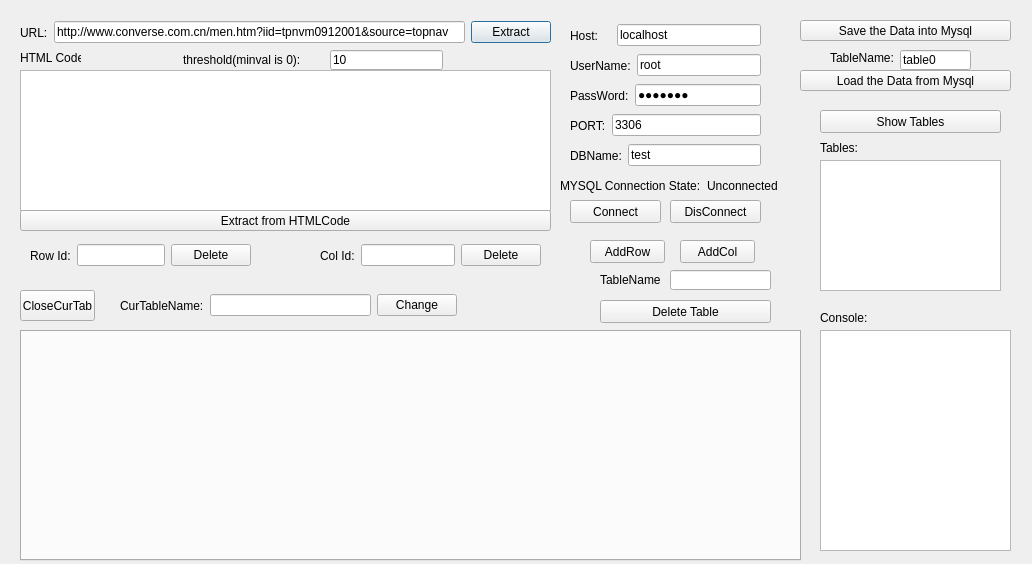
Above: MainWindow.ui from WebCatch/WebCatch-PythonVersion- before the change. Below: the same form after it.
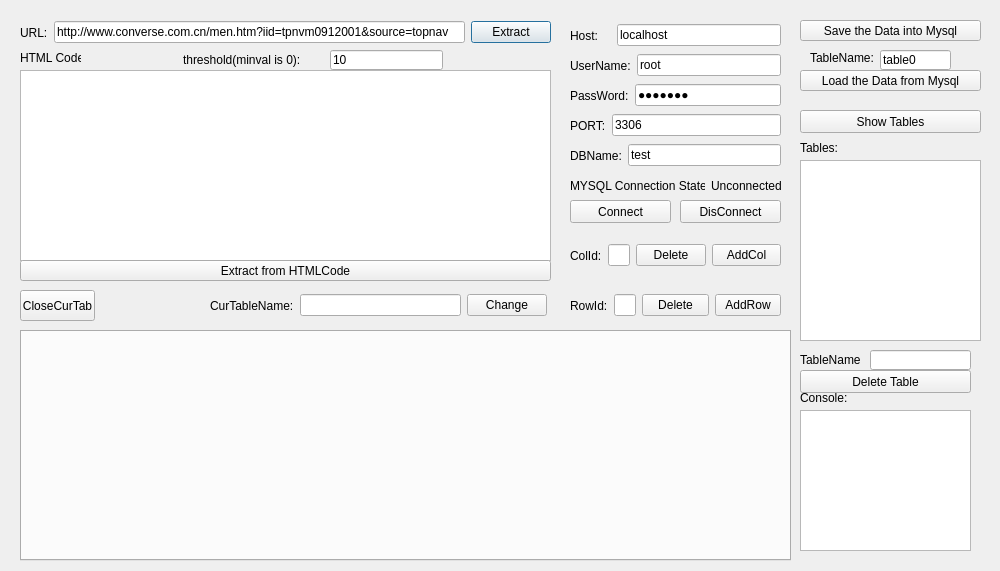
That is the form after the change. Icons and pictures are not drawn.

```diff
--- a/MainWindow.ui
+++ b/MainWindow.ui
@@ -6,8 +6,8 @@
    <rect>
     <x>0</x>
     <y>0</y>
-    <width>1032</width>
-    <height>564</height>
+    <width>1000</width>
+    <height>571</height>
    </rect>
   </property>
   <property name="windowTitle">
@@ -53,10 +53,10 @@
   <widget class="QTextEdit" name="teExctData">
    <property name="geometry">
     <rect>
-     <x>820</x>
-     <y>330</y>
-     <width>191</width>
-     <height>221</height>
+     <x>800</x>
+     <y>410</y>
+     <width>171</width>
+     <height>141</height>
     </rect>
    </property>
   </widget>
@@ -65,7 +65,7 @@
     <rect>
      <x>570</x>
      <y>110</y>
-     <width>191</width>
+     <width>211</width>
      <height>31</height>
     </rect>
    </property>
@@ -91,7 +91,7 @@
     <rect>
      <x>570</x>
      <y>50</y>
-     <width>191</width>
+     <width>211</width>
      <height>31</height>
     </rect>
    </property>
@@ -117,7 +117,7 @@
     <rect>
      <x>570</x>
      <y>80</y>
-     <width>191</width>
+     <width>211</width>
      <height>31</height>
     </rect>
    </property>
@@ -146,7 +146,7 @@
     <rect>
      <x>570</x>
      <y>140</y>
-     <width>191</width>
+     <width>211</width>
      <height>31</height>
     </rect>
    </property>
@@ -172,7 +172,7 @@
     <rect>
      <x>570</x>
      <y>20</y>
-     <width>191</width>
+     <width>211</width>
      <height>31</height>
     </rect>
    </property>
@@ -205,7 +205,7 @@
     <rect>
      <x>570</x>
      <y>200</y>
-     <width>91</width>
+     <width>101</width>
      <height>23</height>
     </rect>
    </property>
@@ -218,7 +218,7 @@
     <rect>
      <x>800</x>
      <y>20</y>
-     <width>211</width>
+     <width>181</width>
      <height>21</height>
     </rect>
    </property>
@@ -229,9 +229,9 @@
   <widget class="QWidget" name="horizontalLayoutWidget_7">
    <property name="geometry">
     <rect>
-     <x>560</x>
+     <x>570</x>
      <y>170</y>
-     <width>231</width>
+     <width>212</width>
      <height>31</height>
     </rect>
    </property>
@@ -255,8 +255,8 @@
   <widget class="QLabel" name="label_10">
    <property name="geometry">
     <rect>
-     <x>820</x>
-     <y>310</y>
+     <x>800</x>
+     <y>390</y>
      <width>111</width>
      <height>16</height>
     </rect>
@@ -268,7 +268,7 @@
   <widget class="QLineEdit" name="leTablename">
    <property name="geometry">
     <rect>
-     <x>900</x>
+     <x>880</x>
      <y>50</y>
      <width>71</width>
      <height>20</height>
@@ -281,7 +281,7 @@
   <widget class="QLabel" name="label_11">
    <property name="geometry">
     <rect>
-     <x>830</x>
+     <x>810</x>
      <y>50</y>
      <width>71</width>
      <height>16</height>
@@ -296,7 +296,7 @@
     <rect>
      <x>20</x>
      <y>330</y>
-     <width>781</width>
+     <width>771</width>
      <height>231</height>
     </rect>
    </property>
@@ -307,9 +307,9 @@
   <widget class="QWidget" name="horizontalLayoutWidget_8">
    <property name="geometry">
     <rect>
-     <x>30</x>
-     <y>240</y>
-     <width>221</width>
+     <x>570</x>
+     <y>290</y>
+     <width>211</width>
      <height>31</height>
     </rect>
    </property>
@@ -317,7 +317,7 @@
     <item>
      <widget class="QLabel" name="label_9">
       <property name="text">
-       <string>Row Id:</string>
+       <string>RowId:</string>
       </property>
      </widget>
     </item>
@@ -331,14 +331,21 @@
       </property>
      </widget>
     </item>
+    <item>
+     <widget class="QPushButton" name="pushButton_2">
+      <property name="text">
+       <string>AddRow</string>
+      </property>
+     </widget>
+    </item>
    </layout>
   </widget>
   <widget class="QWidget" name="horizontalLayoutWidget_9">
    <property name="geometry">
     <rect>
-     <x>320</x>
+     <x>570</x>
      <y>240</y>
-     <width>221</width>
+     <width>211</width>
      <height>31</height>
     </rect>
    </property>
@@ -346,7 +353,7 @@
     <item>
      <widget class="QLabel" name="label_12">
       <property name="text">
-       <string>Col Id:</string>
+       <string>ColId:</string>
       </property>
      </widget>
     </item>
@@ -360,40 +367,21 @@
       </property>
      </widget>
     </item>
+    <item>
+     <widget class="QPushButton" name="pushButton_3">
+      <property name="text">
+       <string>AddCol</string>
+      </property>
+     </widget>
+    </item>
    </layout>
   </widget>
-  <widget class="QPushButton" name="pushButton_2">
-   <property name="geometry">
-    <rect>
-     <x>590</x>
-     <y>240</y>
-     <width>75</width>
-     <height>23</height>
-    </rect>
-   </property>
-   <property name="text">
-    <string>AddRow</string>
-   </property>
-  </widget>
-  <widget class="QPushButton" name="pushButton_3">
-   <property name="geometry">
-    <rect>
-     <x>680</x>
-     <y>240</y>
-     <width>75</width>
-     <height>23</height>
-    </rect>
-   </property>
-   <property name="text">
-    <string>AddCol</string>
-   </property>
-  </widget>
   <widget class="QPushButton" name="btnLoad">
    <property name="geometry">
     <rect>
      <x>800</x>
      <y>70</y>
-     <width>211</width>
+     <width>181</width>
      <height>21</height>
     </rect>
    </property>
@@ -407,7 +395,7 @@
      <x>20</x>
      <y>70</y>
      <width>531</width>
-     <height>141</height>
+     <height>191</height>
     </rect>
    </property>
   </widget>
@@ -428,7 +416,7 @@
    <property name="geometry">
     <rect>
      <x>20</x>
-     <y>210</y>
+     <y>260</y>
      <width>531</width>
      <height>21</height>
     </rect>
@@ -466,9 +454,9 @@
   <widget class="QPushButton" name="btnDisConnect">
    <property name="geometry">
     <rect>
-     <x>670</x>
+     <x>680</x>
      <y>200</y>
-     <width>91</width>
+     <width>101</width>
      <height>23</height>
     </rect>
    </property>
@@ -479,7 +467,7 @@
   <widget class="QWidget" name="horizontalLayoutWidget_10">
    <property name="geometry">
     <rect>
-     <x>120</x>
+     <x>210</x>
      <y>290</y>
      <width>337</width>
      <height>31</height>
@@ -521,7 +509,7 @@
   <widget class="QPushButton" name="btnShowTables">
    <property name="geometry">
     <rect>
-     <x>820</x>
+     <x>800</x>
      <y>110</y>
      <width>181</width>
      <height>23</height>
@@ -534,17 +522,17 @@
   <widget class="QTextEdit" name="teTables">
    <property name="geometry">
     <rect>
-     <x>820</x>
+     <x>800</x>
      <y>160</y>
      <width>181</width>
-     <height>131</height>
+     <height>181</height>
     </rect>
    </property>
   </widget>
   <widget class="QLabel" name="label_18">
    <property name="geometry">
     <rect>
-     <x>820</x>
+     <x>800</x>
      <y>140</y>
      <width>61</width>
      <height>16</height>
@@ -557,8 +545,8 @@
   <widget class="QLineEdit" name="leDTableName">
    <property name="geometry">
     <rect>
-     <x>670</x>
-     <y>270</y>
+     <x>870</x>
+     <y>350</y>
      <width>101</width>
      <height>20</height>
     </rect>
@@ -567,8 +555,8 @@
   <widget class="QLabel" name="label_13">
    <property name="geometry">
     <rect>
-     <x>600</x>
-     <y>270</y>
+     <x>800</x>
+     <y>350</y>
      <width>61</width>
      <height>20</height>
     </rect>
@@ -580,8 +568,8 @@
   <widget class="QPushButton" name="btnDeleteTable">
    <property name="geometry">
     <rect>
-     <x>600</x>
-     <y>300</y>
+     <x>800</x>
+     <y>370</y>
      <width>171</width>
      <height>23</height>
     </rect>
```
Left out of the diff: 2 changed lines with no effect on the pictures.
